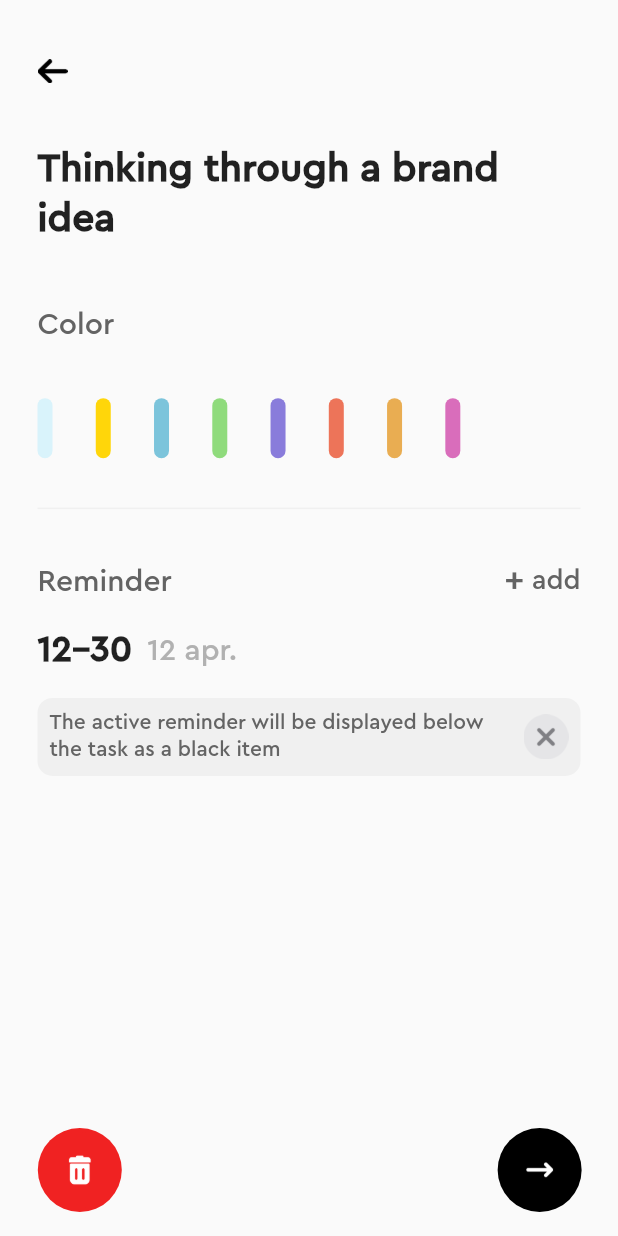
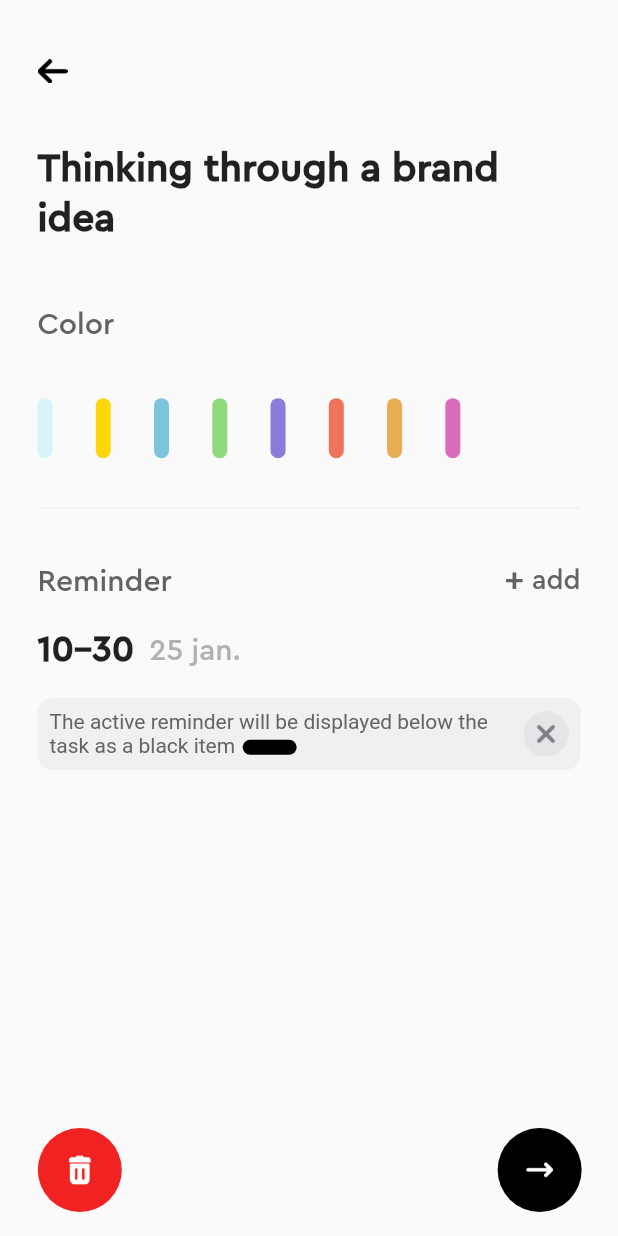
Before and after one commit to fioresat/TIMO, a Flutter app: the TaskPage screen opened by its route, on a phone screen of 412 x 824 dp. Run offline on Flutter 3.47's test engine with Material 2 defaults, Android fonts, the phone set to English and light mode, and no system bars; our stand-ins replace flutter_slidable, modal_bottom_sheet, sliding_up_panel.

Commit message:
datetime container to active reminder

```diff
--- a/lib/consts/strings.dart
+++ b/lib/consts/strings.dart
@@ -1,14 +1,16 @@
 abstract class TestStrings {
   static const task1 = 'Thinking through a brand idea';
   static const task2 = 'Organize a photo shoot';
-  static const task3 = 'Buying groceries to take home. Buying groceries to take home. Buying groceries to take home.';
+  static const task3 =
+      'Buying groceries to take home. Buying groceries to take home. Buying groceries to take home.';
 
   static const list1 = 'To do';
   static const list2 = 'List2';
   static const list3 = 'List3';
 
   static const quoteAuthor = 'Maya Angelou';
-  static const quoteContent = 'You will face many defeats in life, but never let yourself be defeated. So many defeats';
+  static const quoteContent =
+      'You will face many defeats in life, but never let yourself be defeated. So many defeats';
 
   static const lists = 'lists';
   static const move = 'move';
@@ -23,5 +25,6 @@ abstract class TestStrings {
 
   static const reminder = 'Reminder';
   static const saveReminderButton = 'save reminder';
-
+  static const activeReminder =
+      'The active reminder will be displayed below the task as a black item';
 }
--- a/lib/ui/widgets/task_page_widgets/task_page_background_widget.dart
+++ b/lib/ui/widgets/task_page_widgets/task_page_background_widget.dart
@@ -1,6 +1,8 @@
 import 'package:flutter/material.dart';
+import 'package:intl/intl.dart';
 import 'package:todo_app_main_screen/consts/app_icons.dart';
 import 'package:todo_app_main_screen/consts/colors.dart';
+import 'package:todo_app_main_screen/consts/strings.dart';
 import 'package:todo_app_main_screen/ui/widgets/colors_widget.dart';
 
 class TaskPageBackgroundWidget extends StatefulWidget {
@@ -29,6 +31,7 @@ class TaskPageBackgroundWidget extends StatefulWidget {
 }
 
 class _TaskPageBackgroundWidgetState extends State<TaskPageBackgroundWidget> {
+  DateTime date = DateTime.now();
   @override
   Widget build(BuildContext context) {
     return Padding(
@@ -102,17 +105,17 @@ class _TaskPageBackgroundWidgetState extends State<TaskPageBackgroundWidget> {
           InkWell(
             onTap: widget.onReminderTap,
             child: Row(
-              children: const [
+              children: [
                 Text(
-                  '12-30',
-                  style: TextStyle(fontSize: 24, fontWeight: FontWeight.w900),
+                  '${date.hour}-${date.minute.toString().padLeft(2, "0")}',
+                  style: const TextStyle(fontSize: 24, fontWeight: FontWeight.w900),
                 ),
-                SizedBox(
+                const SizedBox(
                   width: 10,
                 ),
                 Text(
-                  '12 apr.',
-                  style: TextStyle(color: paleTextColor, fontSize: 20),
+                  '${date.day} ${DateFormat("MMMM").format(date).toLowerCase().substring(0,3)}.',
+                  style: const TextStyle(color: paleTextColor, fontSize: 20),
                 )
               ],
             ),
@@ -129,12 +132,36 @@ class _TaskPageBackgroundWidgetState extends State<TaskPageBackgroundWidget> {
               padding: const EdgeInsets.all(8),
               child: Row(
                 children: [
-                  const Flexible(
-                    child: Text(
-                      'The active reminder will be displayed below the task as a black item',
-                      style: TextStyle(
-                        color: activeReminderText,
-                        fontSize: 14,
+                  Flexible(
+                    child: RichText(
+                      text: TextSpan(
+                        children: [
+                          const TextSpan(
+                            text: TestStrings.activeReminder,
+                            style: TextStyle(
+                              color: activeReminderText,
+                              fontSize: 14,
+                            ),
+                          ),
+                          WidgetSpan(
+                            child: Padding(
+                              padding: const EdgeInsets.only(
+                                left: 5,
+                                bottom: 2,
+                              ),
+                              child: Container(
+                                height: 10,
+                                width: 36,
+                                decoration: const BoxDecoration(
+                                  color: textColor,
+                                  borderRadius: BorderRadius.all(
+                                    Radius.circular(8),
+                                  ),
+                                ),
+                              ),
+                            ),
+                          ),
+                        ],
                       ),
                     ),
                   ),
@@ -150,7 +177,7 @@ class _TaskPageBackgroundWidgetState extends State<TaskPageBackgroundWidget> {
                 ],
               ),
             ),
-          )
+          ),
         ],
       ),
     );
```
Also changed, not shown: pubspec.lock.
